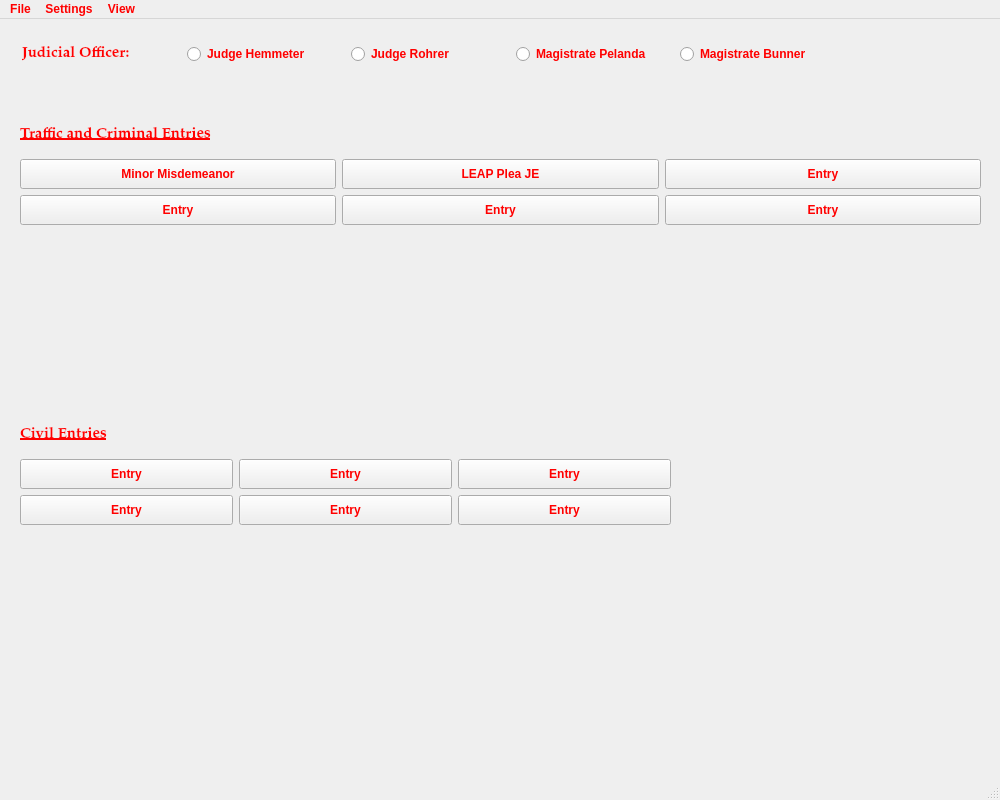
HunterProgram22/MuniEntry, file resources/ui/MainWindow.ui: the form before one commit.
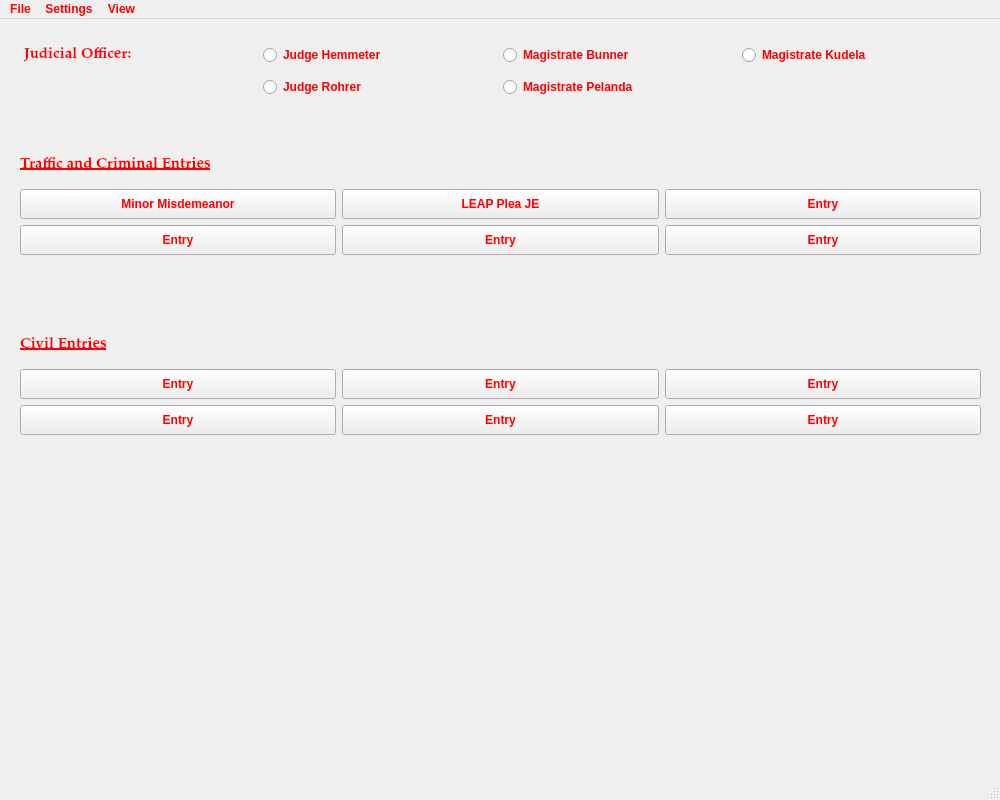
The form after the commit.

```diff
--- a/resources/ui/MainWindow.ui
+++ b/resources/ui/MainWindow.ui
@@ -39,7 +39,7 @@
     <property name="geometry">
      <rect>
       <x>20</x>
-      <y>100</y>
+      <y>130</y>
       <width>261</width>
       <height>31</height>
      </rect>
@@ -62,7 +62,7 @@
     <property name="geometry">
      <rect>
       <x>20</x>
-      <y>400</y>
+      <y>310</y>
       <width>171</width>
       <height>31</height>
      </rect>
@@ -85,8 +85,8 @@
     <property name="geometry">
      <rect>
       <x>20</x>
-      <y>440</y>
-      <width>651</width>
+      <y>350</y>
+      <width>961</width>
       <height>68</height>
      </rect>
     </property>
@@ -175,7 +175,7 @@
     <property name="geometry">
      <rect>
       <x>20</x>
-      <y>140</y>
+      <y>170</y>
       <width>961</width>
       <height>68</height>
      </rect>
@@ -261,13 +261,13 @@
      </item>
     </layout>
    </widget>
-   <widget class="QWidget" name="layoutWidget">
+   <widget class="QWidget" name="">
     <property name="geometry">
      <rect>
-      <x>22</x>
+      <x>24</x>
       <y>20</y>
-      <width>817</width>
-      <height>31</height>
+      <width>951</width>
+      <height>66</height>
      </rect>
     </property>
     <layout class="QGridLayout" name="gridLayout">
@@ -298,6 +298,26 @@
       </widget>
      </item>
      <item row="0" column="2">
+      <widget class="QRadioButton" name="bunner_radioButton">
+       <property name="text">
+        <string>Magistrate Bunner</string>
+       </property>
+       <attribute name="buttonGroup">
+        <string notr="true">buttonGroup</string>
+       </attribute>
+      </widget>
+     </item>
+     <item row="0" column="3">
+      <widget class="QRadioButton" name="kudela_radioButton">
+       <property name="text">
+        <string>Magistrate Kudela</string>
+       </property>
+       <attribute name="buttonGroup">
+        <string notr="true">buttonGroup</string>
+       </attribute>
+      </widget>
+     </item>
+     <item row="1" column="1">
       <widget class="QRadioButton" name="rohrer_radioButton">
        <property name="text">
         <string>Judge Rohrer</string>
@@ -307,7 +327,7 @@
        </attribute>
       </widget>
      </item>
-     <item row="0" column="3">
+     <item row="1" column="2">
       <widget class="QRadioButton" name="pelanda_radioButton">
        <property name="text">
         <string>Magistrate Pelanda</string>
@@ -317,16 +337,6 @@
        </attribute>
       </widget>
      </item>
-     <item row="0" column="4">
-      <widget class="QRadioButton" name="bunner_radioButton">
-       <property name="text">
-        <string>Magistrate Bunner</string>
-       </property>
-       <attribute name="buttonGroup">
-        <string notr="true">buttonGroup</string>
-       </attribute>
-      </widget>
-     </item>
     </layout>
    </widget>
   </widget>
```
